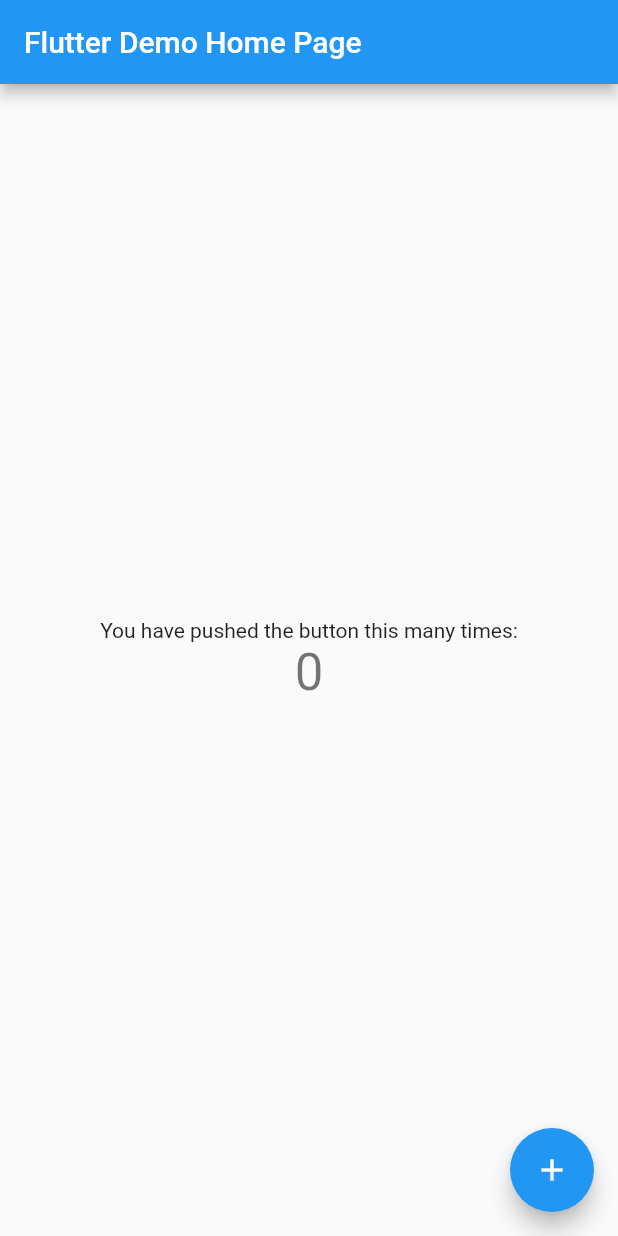
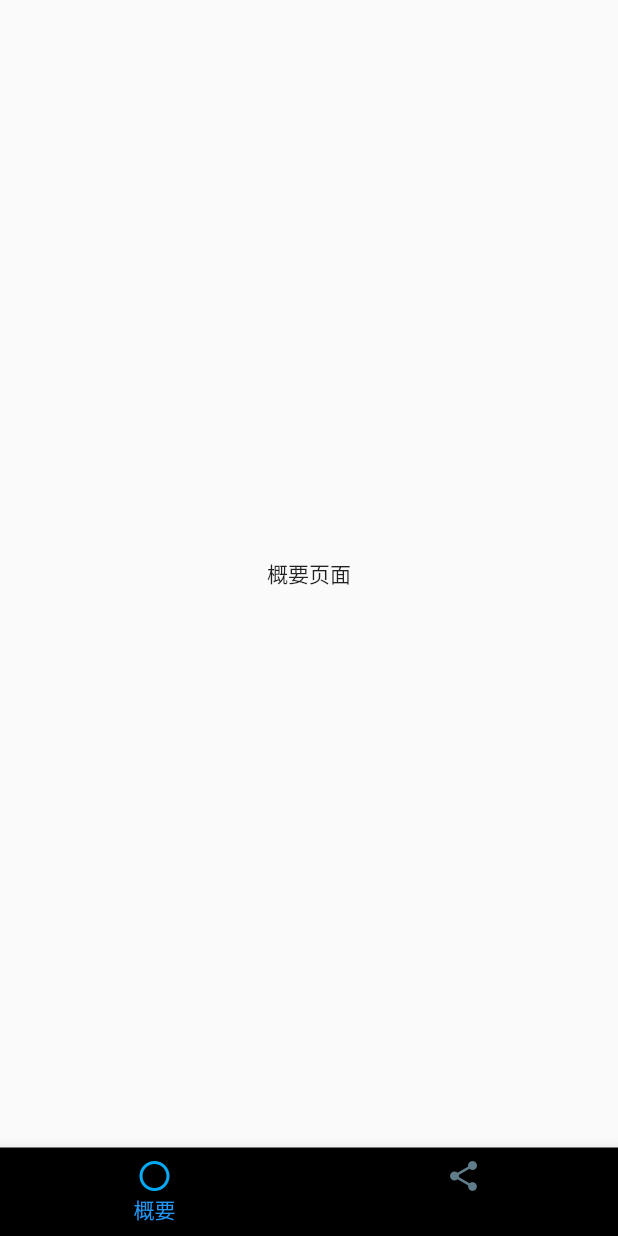
Before and after one commit to nice2m/apple_fitness_flutter, a Flutter app: the screen it shows after launch, on a phone screen of 412 x 824 dp. Run offline on Flutter 3.47's test engine with Material 2 defaults, Android fonts, the phone set to English and light mode, and no system bars.

Commit message:
feat: add scaffolds

```diff
--- /dev/null
+++ b/lib/components/fapp_bottom_bar.dart
@@ -0,0 +1,60 @@
+import 'package:apple_fitness_flutter/screens/share_screen.dart';
+import 'package:apple_fitness_flutter/screens/summary_screen.dart';
+import 'package:flutter/material.dart';
+import 'package:flutter/src/widgets/framework.dart';
+import 'package:flutter/src/widgets/placeholder.dart';
+
+class FAppBottomBar extends StatefulWidget {
+  const FAppBottomBar({super.key});
+
+  @override
+  State<FAppBottomBar> createState() => _FAppBottomBarState();
+}
+
+class _FAppBottomBarState extends State<FAppBottomBar> {
+  int _selectedScreenIndex = 0;
+  static final List<Widget> _screens = <Widget>[
+    const SummaryScreen(),
+    const ShareScreen(),
+  ];
+
+  @override
+  Widget build(BuildContext context) {
+    return Scaffold(
+      body: Center(
+        child: _screens[_selectedScreenIndex],
+      ),
+      bottomNavigationBar: BottomNavigationBar(
+        backgroundColor: Colors.black,
+        items: const [
+          BottomNavigationBarItem(
+            label: "概要",
+              icon: Icon(
+                Icons.circle_outlined,
+                color: Colors.blueGrey,
+              ),
+              activeIcon: Icon(
+                Icons.circle_outlined,
+                color: Colors.lightBlue,
+              )),
+          BottomNavigationBarItem(
+            label: "共享",
+              icon: Icon(
+                Icons.share,
+                color: Colors.blueGrey,
+              ),
+              activeIcon: Icon(
+                Icons.share,
+                color: Colors.lightBlue,
+              ))
+        ],
+        onTap: bottomNavigationBarOnTap,
+      ),
+    );
+  }
+
+  void bottomNavigationBarOnTap(int index) {
+    _selectedScreenIndex = index;
+    setState(() {});
+  }
+}
--- a/lib/main.dart
+++ b/lib/main.dart
@@ -1,4 +1,5 @@
 import 'package:flutter/material.dart';
+import 'components/fapp_bottom_bar.dart';
 
 void main() {
   runApp(const MyApp());
@@ -10,106 +11,10 @@
   // This widget is the root of your application.
   @override
   Widget build(BuildContext context) {
-    return MaterialApp(
-      title: 'Flutter Demo',
-      theme: ThemeData(
-        // This is the theme of your application.
-        //
-        // Try running your application with "flutter run". You'll see the
-        // application has a blue toolbar. Then, without quitting the app, try
-        // changing the primarySwatch below to Colors.green and then invoke
-        // "hot reload" (press "r" in the console where you ran "flutter run",
-        // or simply save your changes to "hot reload" in a Flutter IDE).
-        // Notice that the counter didn't reset back to zero; the application
-        // is not restarted.
-        primarySwatch: Colors.blue,
-      ),
-      home: const MyHomePage(title: 'Flutter Demo Home Page'),
+    return const MaterialApp(
+      title: "test",
+      debugShowCheckedModeBanner: true,
+      home: const FAppBottomBar(),
     );
   }
 }
-
-class MyHomePage extends StatefulWidget {
-  const MyHomePage({super.key, required this.title});
-
-  // This widget is the home page of your application. It is stateful, meaning
-  // that it has a State object (defined below) that contains fields that affect
-  // how it looks.
-
-  // This class is the configuration for the state. It holds the values (in this
-  // case the title) provided by the parent (in this case the App widget) and
-  // used by the build method of the State. Fields in a Widget subclass are
-  // always marked "final".
-
-  final String title;
-
-  @override
-  State<MyHomePage> createState() => _MyHomePageState();
-}
-
-class _MyHomePageState extends State<MyHomePage> {
-  int _counter = 0;
-
-  void _incrementCounter() {
-    setState(() {
-      // This call to setState tells the Flutter framework that something has
-      // changed in this State, which causes it to rerun the build method below
-      // so that the display can reflect the updated values. If we changed
-      // _counter without calling setState(), then the build method would not be
-      // called again, and so nothing would appear to happen.
-      _counter++;
-    });
-  }
-
-  @override
-  Widget build(BuildContext context) {
-    // This method is rerun every time setState is called, for instance as done
-    // by the _incrementCounter method above.
-    //
-    // The Flutter framework has been optimized to make rerunning build methods
-    // fast, so that you can just rebuild anything that needs updating rather
-    // than having to individually change instances of widgets.
-    return Scaffold(
-      appBar: AppBar(
-        // Here we take the value from the MyHomePage object that was created by
-        // the App.build method, and use it to set our appbar title.
-        title: Text(widget.title),
-      ),
-      body: Center(
-        // Center is a layout widget. It takes a single child and positions it
-        // in the middle of the parent.
-        child: Column(
-          // Column is also a layout widget. It takes a list of children and
-          // arranges them vertically. By default, it sizes itself to fit its
-          // children horizontally, and tries to be as tall as its parent.
-          //
-          // Invoke "debug painting" (press "p" in the console, choose the
-          // "Toggle Debug Paint" action from the Flutter Inspector in Android
-          // Studio, or the "Toggle Debug Paint" command in Visual Studio Code)
-          // to see the wireframe for each widget.
-          //
-          // Column has various properties to control how it sizes itself and
-          // how it positions its children. Here we use mainAxisAlignment to
-          // center the children vertically; the main axis here is the vertical
-          // axis because Columns are vertical (the cross axis would be
-          // horizontal).
-          mainAxisAlignment: MainAxisAlignment.center,
-          children: <Widget>[
-            const Text(
-              'You have pushed the button this many times:',
-            ),
-            Text(
-              '$_counter',
-              style: Theme.of(context).textTheme.headlineMedium,
-            ),
-          ],
-        ),
-      ),
-      floatingActionButton: FloatingActionButton(
-        onPressed: _incrementCounter,
-        tooltip: 'Increment',
-        child: const Icon(Icons.add),
-      ), // This trailing comma makes auto-formatting nicer for build methods.
-    );
-  }
-}
--- /dev/null
+++ b/lib/screens/share_screen.dart
@@ -0,0 +1,12 @@
+import 'package:flutter/material.dart';
+import 'package:flutter/src/widgets/framework.dart';
+import 'package:flutter/src/widgets/placeholder.dart';
+
+class ShareScreen extends StatelessWidget {
+  const ShareScreen({super.key});
+
+  @override
+  Widget build(BuildContext context) {
+    return const Text("共享页面");
+  }
+}
--- /dev/null
+++ b/lib/screens/summary_screen.dart
@@ -0,0 +1,12 @@
+import 'package:flutter/material.dart';
+import 'package:flutter/src/widgets/framework.dart';
+import 'package:flutter/src/widgets/placeholder.dart';
+
+class SummaryScreen extends StatelessWidget {
+  const SummaryScreen({super.key});
+
+  @override
+  Widget build(BuildContext context) {
+    return const Text("概要页面");
+  }
+}
```
Also changed, not shown: 1 other file.
